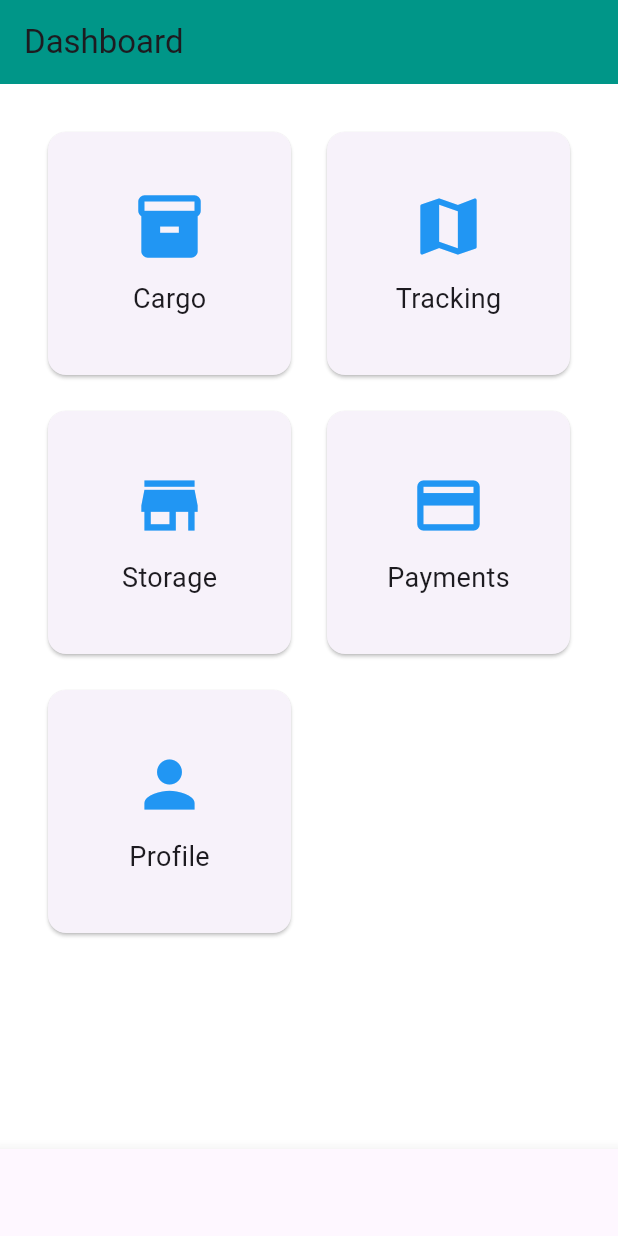
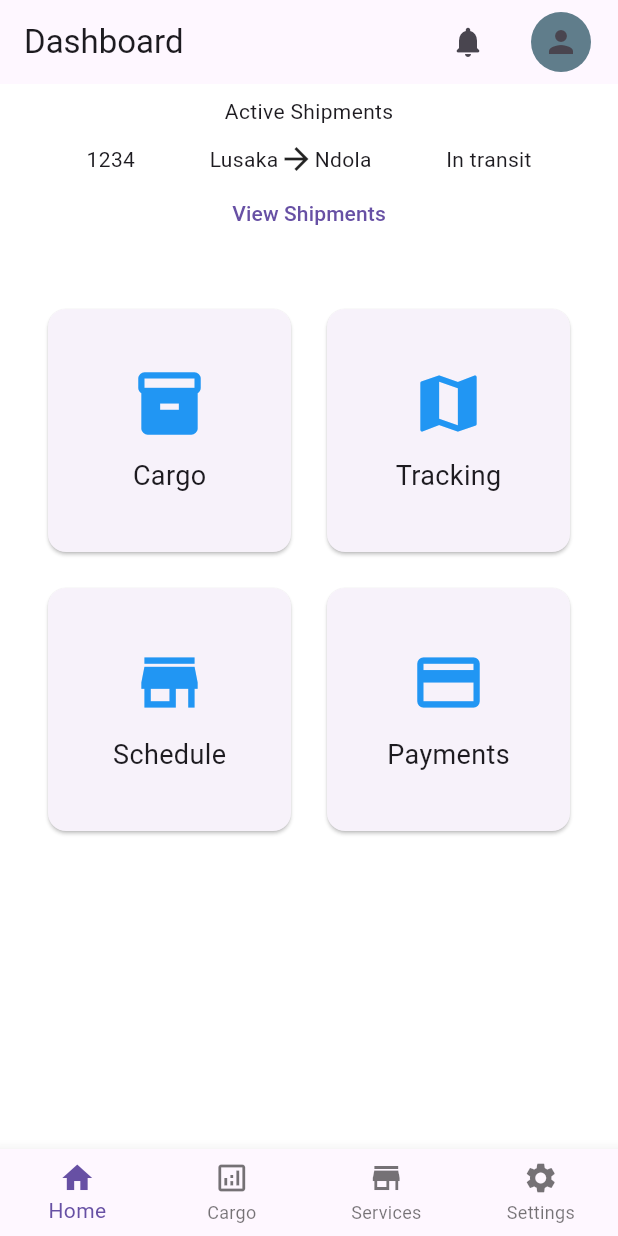
Before and after one commit to mariahJANE/rail_cargo, a Flutter app: the screen it shows once a user with an empty profile is signed in, on a phone screen of 412 x 824 dp. Run offline on Flutter 3.47's test engine with Material 3 defaults, Android fonts, the light colour scheme and no system bars; our stand-ins replace cloud_firestore, firebase_auth, firebase_core, flutter_map, latlong2; accounts and stored records are empty; network calls fail.

Commit message:
On branch master  Your branch is up to date with 'origin/master'.  Changes to be committed: 	new file:   .vscode/settings.json 	modified:   android/app/build.gradle.kts 	new file:   android/build/reports/problems/problems-report.html 	modified:   lib/controller/auth.dart 	new file:   lib/model/user_details.dart 	modified:   lib/pages/dashboard_page.dart 	new file:   lib/pages/form.dart 	modified:   lib/pages/home_page.dart 	modified:   lib/pages/payments_page.dart 	modified:   lib/pages/profile_page.dart 	modified:   lib/pages/settings_page.dart 	modified:   lib/pages/storage_page.dart 	modified:   lib/pages/tracking_page.dart 	new file:   lib/utils/profile_container.dart 	new file:   lib/utils/settings_tile.dart 	modified:   macos/Flutter/GeneratedPluginRegistrant.swift 	modified:   pubspec.lock 	modified:   pubspec.yaml

```diff
--- a/lib/controller/auth.dart
+++ b/lib/controller/auth.dart
@@ -2,6 +2,7 @@ import 'package:flutter/material.dart';
 import 'package:firebase_auth/firebase_auth.dart';
 import 'package:rail_cargo/controller/login_register.dart';
 import 'package:rail_cargo/pages/dashboard_page.dart';
+import 'package:rail_cargo/pages/home_page.dart';
 
 
 
@@ -15,7 +16,7 @@ class AuthPage extends StatelessWidget {
           stream: FirebaseAuth.instance.authStateChanges(),
           builder: (context, snapshot){
             if (snapshot.hasData){
-              return DashboardPage();
+              return HomePage();
             }else{
                return LoginRegister();
             }
--- a/lib/pages/dashboard_page.dart
+++ b/lib/pages/dashboard_page.dart
@@ -4,42 +4,81 @@ class DashboardPage extends StatelessWidget {
   @override
   Widget build(BuildContext context) {
     return Scaffold(
-      appBar: AppBar(title: Text("Dashboard"),
-        backgroundColor: Colors.teal,
+      appBar: AppBar(
+        title: Text("Dashboard"),
+        actions: [
+          IconButton(onPressed: () {}, icon: Icon(Icons.notifications_rounded)),
+          Padding(
+            padding: const EdgeInsets.all(8.0),
+            child: GestureDetector(
+              onTap: () => Navigator.pushNamed(context, '/profile'),
+              child: Container(
+                width: 60,
+                height: 60,
+                decoration: BoxDecoration(
+                  shape: BoxShape.circle,
+                  color: Colors.blueGrey,
                 ),
-      bottomNavigationBar: BottomNavigationBar(items: [
-        //Home page
-        BottomNavigationBarItem(icon: Icon( Icons.home),
-          label: 'Home',
+                child: Icon(Icons.person),
               ),
-        //Settings page
-        BottomNavigationBarItem(icon: Icon(Icons.settings),
-          label: 'Settings',
             ),
-        BottomNavigationBarItem(icon: Icon(Icons.person),
-            label: 'Profile'
           ),
-        BottomNavigationBarItem(icon: Icon(Icons.store),
-        label: 'Services'
+        ],
       ),
-
-      ]),
-
-      body: GridView.count(
+      body: ListView(
+        children: [
+          Padding(
+            padding: const EdgeInsets.all(8.0),
+            child: Container(
+              decoration: BoxDecoration(
+                borderRadius: BorderRadius.all(Radius.circular(12.0)),
+              ),
+              child: Column(
+                mainAxisAlignment: MainAxisAlignment.spaceEvenly,
+                children: [
+                  Text('Active Shipments'),
+                  SizedBox(height: 10,),
+                  Row(
+                    mainAxisAlignment: MainAxisAlignment.spaceEvenly,
+                    children: [
+                      Text('1234'),
+                      Row(
+                        children: [
+                          Text('Lusaka'),
+                          Icon(Icons.arrow_forward),
+                          Text('Ndola'),
+                        ],
+                      ),
+                      Text('In transit'),
+                    ],
+                  ),
+                  TextButton(onPressed: () {}, child: Text('View Shipments')),
+                ],
+              ),
+            ),
+          ),
+          GridView.count(
+            shrinkWrap: true,
             crossAxisCount: 2,
             padding: EdgeInsets.all(20),
             children: [
               DashboardCard("Cargo", Icons.inventory, '/cargo', context),
               DashboardCard("Tracking", Icons.map, '/tracking', context),
-          DashboardCard("Storage", Icons.store, '/storage', context),
+              DashboardCard("Schedule", Icons.store, '/storage', context),
               DashboardCard("Payments", Icons.payment, '/payments', context),
-          DashboardCard("Profile", Icons.person, '/profile', context),
+            ],
+          ),
         ],
       ),
     );
   }
 
-  Widget DashboardCard(String title, IconData icon, String route, BuildContext context) {
+  Widget DashboardCard(
+    String title,
+    IconData icon,
+    String route,
+    BuildContext context,
+  ) {
     return GestureDetector(
       onTap: () {
         Navigator.pushNamed(context, route);
--- a/lib/pages/home_page.dart
+++ b/lib/pages/home_page.dart
@@ -1,42 +1,52 @@
 import 'package:flutter/material.dart';
-import 'package:firebase_auth/firebase_auth.dart';
+import 'package:rail_cargo/pages/dashboard_page.dart';
+import 'package:rail_cargo/pages/settings_page.dart';
+import 'package:rail_cargo/pages/storage_page.dart';
+import 'package:rail_cargo/pages/tracking_page.dart';
 
 class HomePage extends StatefulWidget {
-
   @override
   State<HomePage> createState() => _HomePageState();
 }
 
 class _HomePageState extends State<HomePage> {
-  void logout() async{
-    await FirebaseAuth.instance.signOut();
+  int _selectedIndex = 0;
+
+  void navigateBar(int index) {
+    setState(() {
+      _selectedIndex = index;
+    });
   }
+
+  List<Widget> _pages = [
+    DashboardPage(),
+    StoragePage(),
+    TrackingPage(),
+    SettingsPage()
+  ];
+
   @override
   Widget build(BuildContext context) {
     return Scaffold(
-      appBar: AppBar(
-        title: Text("Home Page"),
-        actions: [IconButton(onPressed: logout, icon: Icon(Icons.exit_to_app))],
-        backgroundColor: Colors.teal,
+
+      body: _pages[_selectedIndex],
+      bottomNavigationBar: BottomNavigationBar(
+        currentIndex: _selectedIndex,
+        onTap: navigateBar,
+        type: BottomNavigationBarType.fixed,
+        items: [
+          BottomNavigationBarItem(icon: Icon(Icons.home), label: 'Home'),
+          BottomNavigationBarItem(
+            icon: Icon(Icons.analytics_outlined),
+            label: 'Cargo',
+          ),
+          BottomNavigationBarItem(icon: Icon(Icons.store), label: 'Services'),
+          BottomNavigationBarItem(
+            icon: Icon(Icons.settings),
+            label: 'Settings',
+          ),
+        ],
       ),
-        body: Center(child: Text("services"))
     );
-    bottomNavigationBar: BottomNavigationBar(items: [
-      //Home page
-      BottomNavigationBarItem(icon: Icon( Icons.home),
-        label: 'Home',
-      ),
-      //Settings page
-      BottomNavigationBarItem(icon: Icon(Icons.settings),
-        label: 'Settings',
-      ),
-      BottomNavigationBarItem(icon: Icon(Icons.person),
-          label: 'Profile'
-      ),
-      BottomNavigationBarItem(icon: Icon(Icons.store),
-          label: 'Services'
-      ),
-
-    ]);
   }
 }
--- a/pubspec.yaml
+++ b/pubspec.yaml
@@ -38,6 +38,8 @@ dependencies:
   firebase_auth: ^6.0.2
   cloud_firestore: ^6.0.1
   firebase_storage: ^13.0.1
+  flutter_map: ^8.2.2
+  latlong2: ^0.9.1
 
 dev_dependencies:
   flutter_test:
```
Also changed, not shown: lib/model/user_details.dart (added, +37 -0 lines), lib/pages/form.dart (added, +132 -0 lines), lib/pages/payments_page.dart (+0 -11 lines), lib/pages/profile_page.dart (+34 -13 lines), lib/pages/settings_page.dart (+33 -5 lines), lib/pages/storage_page.dart (+1 -11 lines), lib/pages/tracking_page.dart (+9 -11 lines), lib/utils/profile_container.dart (added, +30 -0 lines), lib/utils/settings_tile.dart (added, +36 -0 lines), pubspec.lock, 3 other files. Lines whose indentation alone changed are shown as unchanged.
